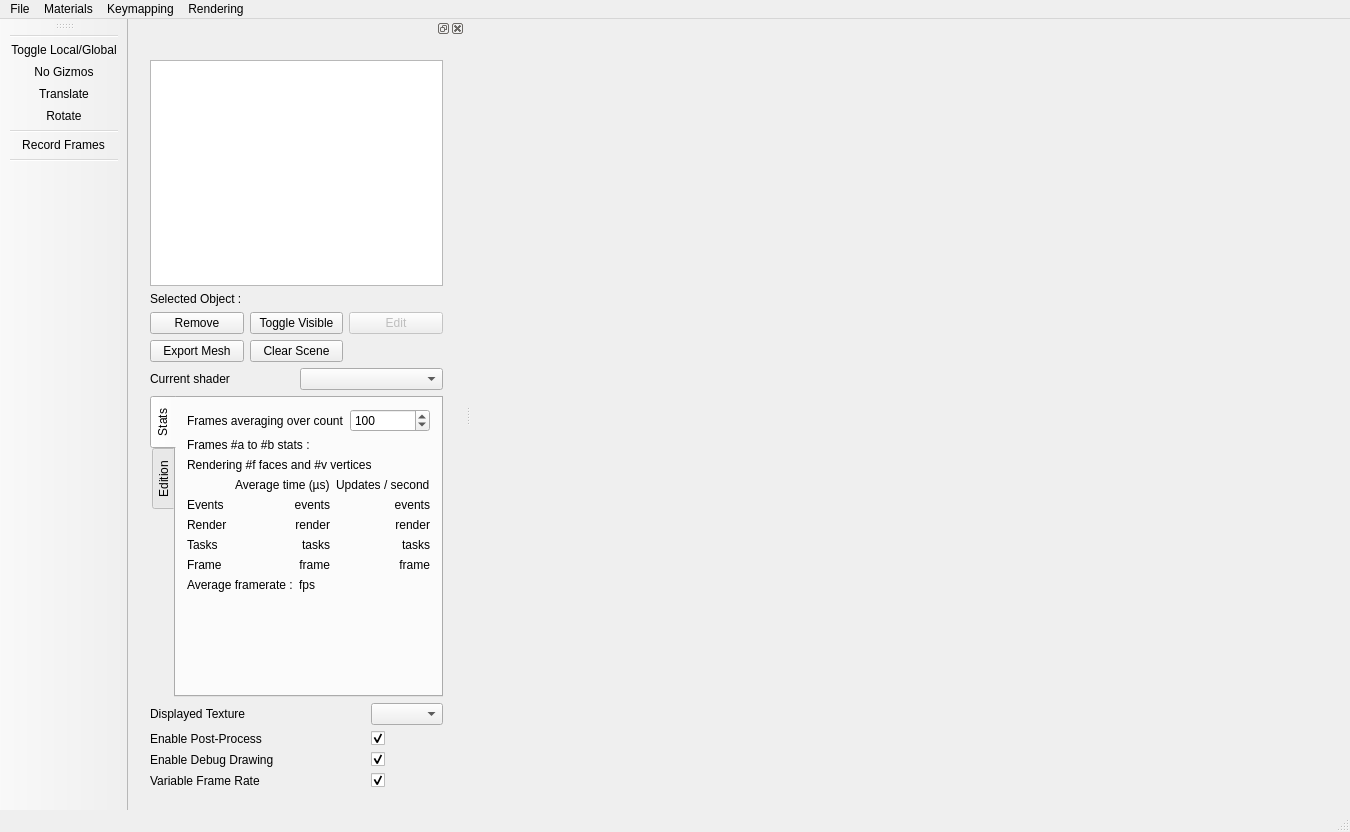
The window that Applications/MainApplication/Gui/ui/MainWindow.ui (STORM-IRIT/Radium-Engine) describes before a commit, drawn with Qt 5.
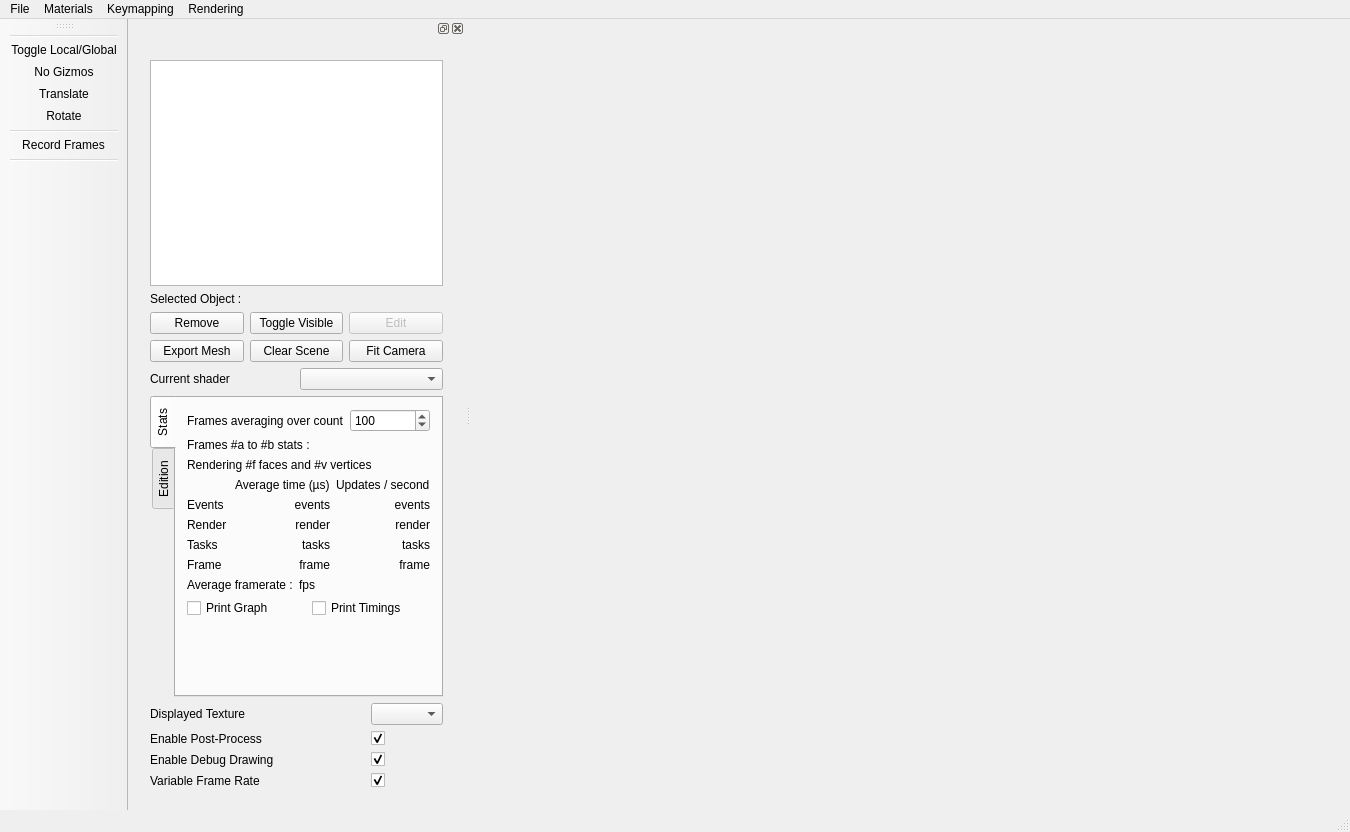
The same window after the commit. Icons and pictures are not drawn. Custom widgets are drawn as their Qt base class.

The edit to the form file:
```diff
--- a/Applications/MainApplication/Gui/ui/MainWindow.ui
+++ b/Applications/MainApplication/Gui/ui/MainWindow.ui
@@ -175,6 +175,13 @@
                 </property>
                </widget>
               </item>
+              <item row="1" column="2">
+               <widget class="QPushButton" name="m_fitCameraButton">
+                <property name="text">
+                 <string>Fit Camera</string>
+                </property>
+               </widget>
+              </item>
              </layout>
             </item>
            </layout>
@@ -439,6 +446,27 @@
                 </item>
                </layout>
               </item>
+              <item>
+               <layout class="QHBoxLayout" name="horizontalLayout">
+                <property name="bottomMargin">
+                 <number>0</number>
+                </property>
+                <item>
+                 <widget class="QCheckBox" name="m_printGraph">
+                  <property name="text">
+                   <string>Print Graph</string>
+                  </property>
+                 </widget>
+                </item>
+                <item>
+                 <widget class="QCheckBox" name="m_printTimings">
+                  <property name="text">
+                   <string>Print Timings</string>
+                  </property>
+                 </widget>
+                </item>
+               </layout>
+              </item>
               <item>
                <spacer name="verticalSpacer">
                 <property name="orientation">
```
